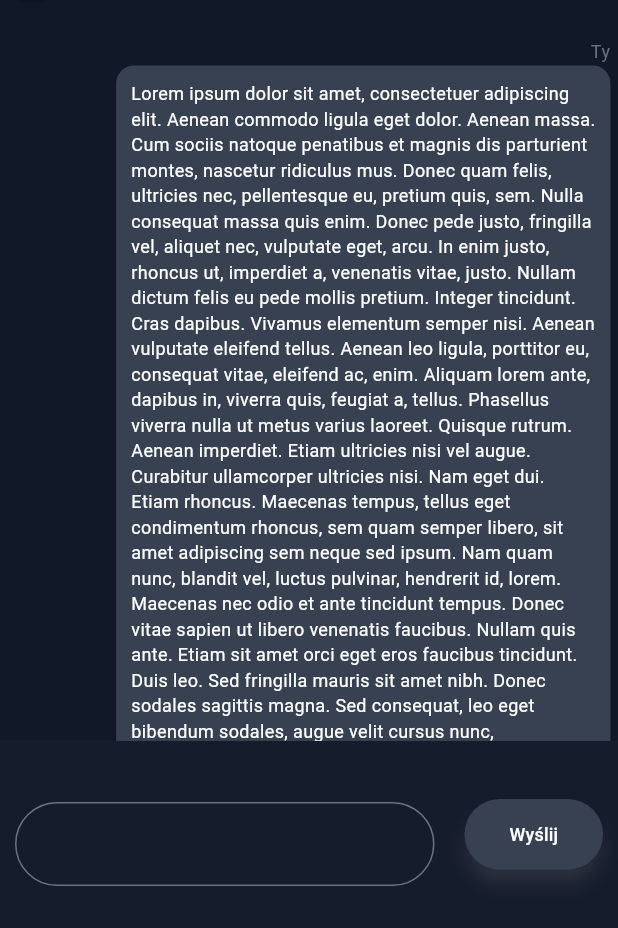
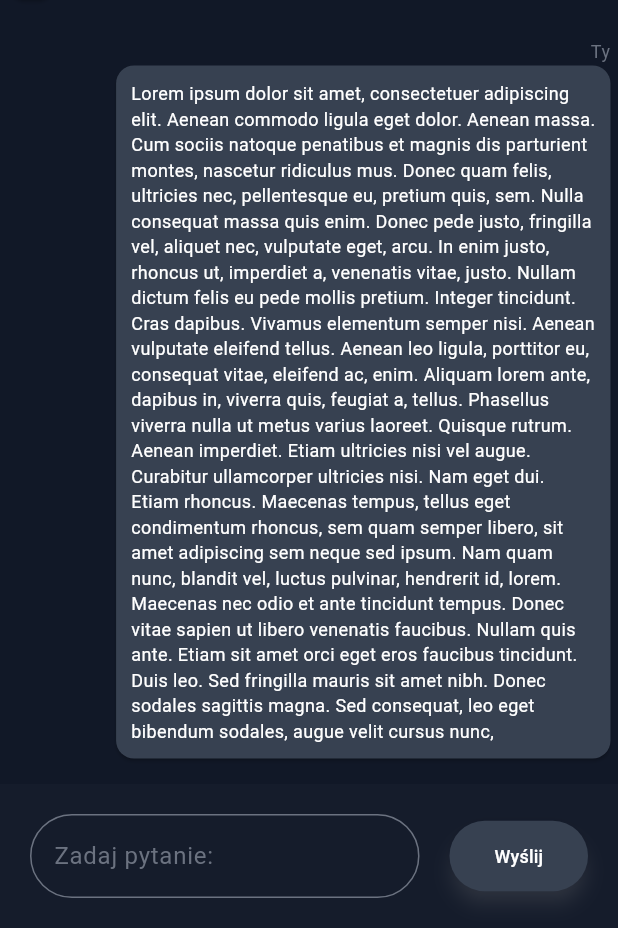
Before and after one commit to milosz7/usos-bot, a Flutter app: the ChatPage screen opened by its route, on a phone screen of 412 x 824 dp, the part 308-1236 px from its top. Run offline on Flutter 3.47's test engine with Material 3 defaults, Android fonts, the phone set to English and light mode, and no system bars; our stand-ins replace google_sign_in, sign_in_button; missing offline and left inert: google_sign_in_web.

Commit message:
removed error text on input, added package for OAuth

```diff
--- a/frontend_flutter/lib/src/chat/chat_page.dart
+++ b/frontend_flutter/lib/src/chat/chat_page.dart
@@ -55,15 +55,11 @@ class _ChatPageState extends State<ChatPage> {
 
   final _formKey = GlobalKey<FormState>();
   final TextEditingController _textController = TextEditingController();
-  String _errorText = "";
   final double maxWidthMobileDevices = 600.0;
 
   void _processSubmit() {
     setState(() {
-      var validation = _formKey.currentState?.validate();
-      _errorText = validation == true ? "" : "Prosze zadać pytanie";
-
-      if (!validation!) {
+      if (!_formKey.currentState!.validate()) {
         return;
       }
 
@@ -77,7 +73,6 @@ class _ChatPageState extends State<ChatPage> {
   Widget build(BuildContext context) {
     var theme = Theme.of(context);
     var screenWidth = MediaQuery.of(context).size.width;
-    const inputHeight = 125.0;
     const drawerHeaderHeight = 75.0;
 
     return Scaffold(
@@ -95,32 +90,21 @@ class _ChatPageState extends State<ChatPage> {
                 currentChatHistory: currentChatHistory,
                 theme: theme,
                 screenWidth: screenWidth),
-            SizedBox(
-              height: inputHeight,
-              child: Material(
+            Material(
                 color: theme.colorScheme.primary.withOpacity(0.1),
                 child: Padding(
-                  padding: const EdgeInsets.symmetric(
-                      horizontal: PaddingSize.medium),
+                  padding: const EdgeInsets.all(PaddingSize.large),
                   child: Form(
                       key: _formKey,
                       child: Row(
                         children: <Widget>[
                           Expanded(
-                            child: Column(children: [
-                              Padding(
-                                padding: const EdgeInsets.symmetric(
-                                    vertical: PaddingSize.medium),
-                                child: Text(
-                                  _errorText,
-                                  style: TextStyle(
-                                    color: theme.colorScheme.error,
-                                    fontSize: 14,
-                                  ),
-                                ),
-                              ),
+                            child: Column(
+                              children: [
                               TextFormField(
                                 decoration: InputDecoration(
+                                  hintText: "Zadaj pytanie:",
+                                  errorStyle: const TextStyle(height: 0.01),
                                   border: OutlineInputBorder(
                                     borderRadius: BorderRadius.circular(30.0),
                                     borderSide: BorderSide(
@@ -175,7 +159,6 @@ class _ChatPageState extends State<ChatPage> {
                       )),
                 ),
               ),
-            )
           ],
         ),
         drawer: Drawer(
--- a/frontend_flutter/pubspec.yaml
+++ b/frontend_flutter/pubspec.yaml
@@ -15,6 +15,8 @@ dependencies:
   provider: ^6.0.0
   cupertino_icons: ^1.0.8
   sign_in_button: ^3.2.0
+  google_sign_in_web: ^0.12.4+3
+  google_sign_in: ^6.2.2
 
 dev_dependencies:
   flutter_test:
```
Also changed, not shown: frontend_flutter/pubspec.lock, 1 other file.
